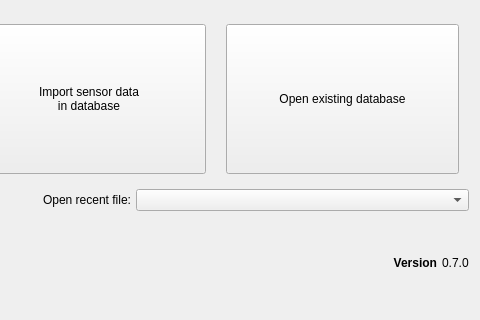
First picture: the form in python/resources/ui/StartDialog.ui, repository introlab/OpenIMU, before the edit; both pictures show x 302 to 782 and y 132 to 452 of the 782 by 452 pixel window.
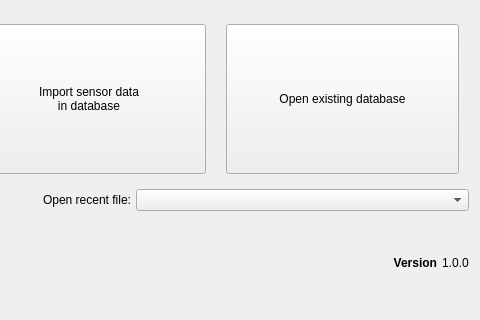
Second picture: the form after the edit. Icons and pictures are not drawn.

Patch:
```diff
--- a/python/resources/ui/StartDialog.ui
+++ b/python/resources/ui/StartDialog.ui
@@ -385,7 +385,7 @@
         </font>
        </property>
        <property name="text">
-        <string notr="true">0.7.0</string>
+        <string notr="true">1.0.0</string>
        </property>
       </widget>
      </item>
```
